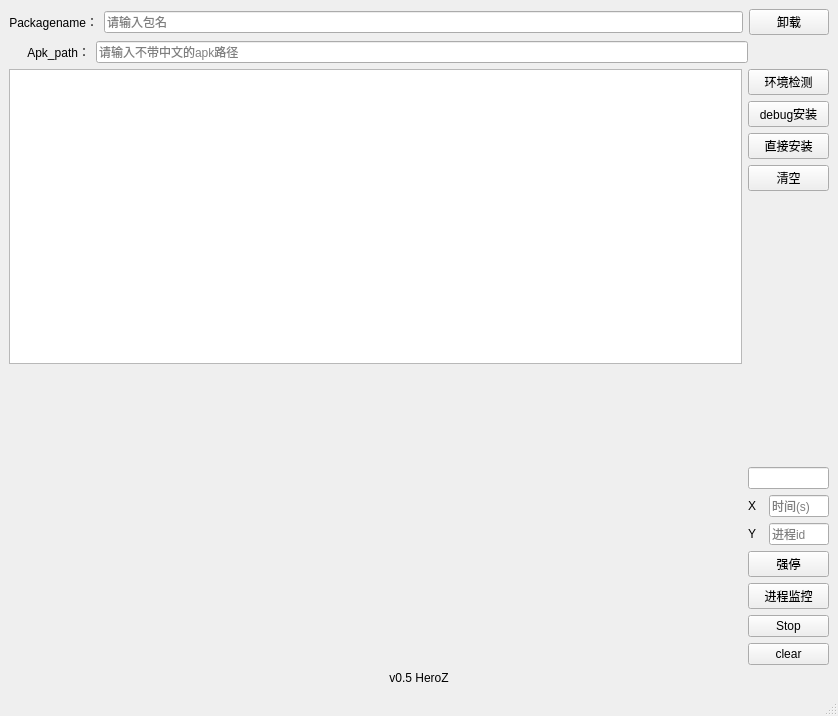
Old version of the form ui/newtoolui.ui in the repository HeroZ6/haiwaitest_tool.
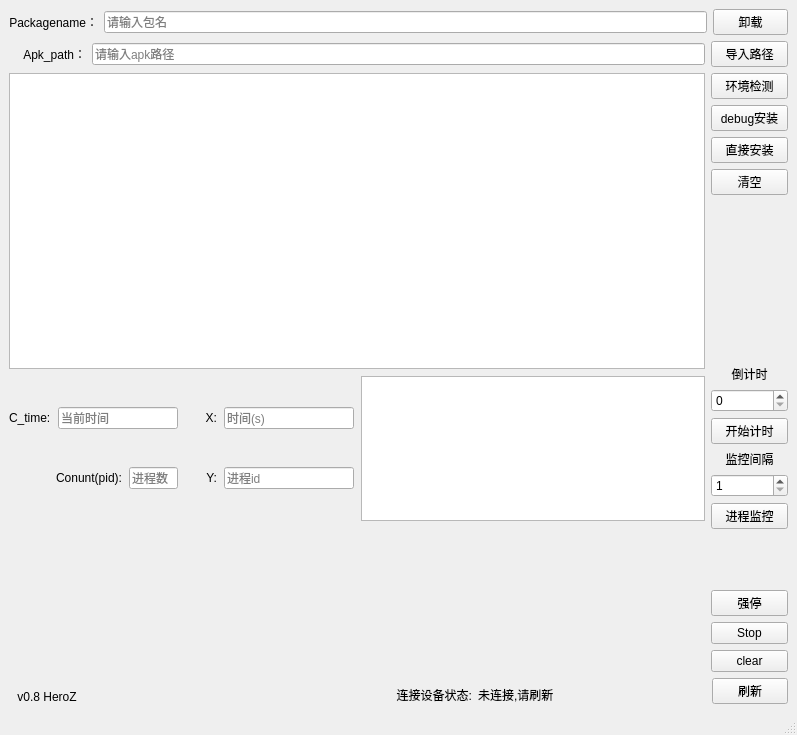
New version of the form. Custom widgets are drawn as their Qt base class.

Commit message: 1、修改整体布局，增加进程内容 2、增加包名自动获取两种方式 （1）针对规范渠道截取 （2）安装后反编译包自动获取 3、增加倒计时窗口，但功能未实现 4、增加设备连接状态。

Diff of the .ui file:
```diff
--- a/ui/newtoolui.ui
+++ b/ui/newtoolui.ui
@@ -6,17 +6,17 @@
    <rect>
     <x>0</x>
     <y>0</y>
-    <width>838</width>
-    <height>716</height>
+    <width>797</width>
+    <height>735</height>
    </rect>
   </property>
   <property name="windowTitle">
    <string>MainWindow</string>
   </property>
   <widget class="QWidget" name="centralwidget">
-   <layout class="QHBoxLayout" name="horizontalLayout" stretch="9">
+   <layout class="QHBoxLayout" name="horizontalLayout" stretch="0">
     <item>
-     <layout class="QVBoxLayout" name="outer_all">
+     <layout class="QVBoxLayout" name="outer_all" stretch="0,0,0,0">
       <item>
        <layout class="QHBoxLayout" name="package_2" stretch="1,8,1">
         <item>
@@ -66,29 +66,29 @@
         <item>
          <widget class="QLineEdit" name="apk_path">
           <property name="placeholderText">
-           <string>请输入不带中文的apk路径</string>
+           <string>请输入apk路径</string>
           </property>
          </widget>
         </item>
         <item>
-         <spacer name="horizontalSpacer_2">
-          <property name="orientation">
-           <enum>Qt::Horizontal</enum>
+         <widget class="QPushButton" name="auto_getpath">
+          <property name="sizePolicy">
+           <sizepolicy hsizetype="Ignored" vsizetype="Fixed">
+            <horstretch>0</horstretch>
+            <verstretch>0</verstretch>
+           </sizepolicy>
           </property>
-          <property name="sizeHint" stdset="0">
-           <size>
-            <width>40</width>
-            <height>20</height>
-           </size>
+          <property name="text">
+           <string>导入路径</string>
           </property>
-         </spacer>
+         </widget>
         </item>
        </layout>
       </item>
       <item>
        <layout class="QHBoxLayout" name="outerui_1" stretch="9,1">
         <item>
-         <layout class="QVBoxLayout" name="out_ui">
+         <layout class="QVBoxLayout" name="out_ui" stretch="1,1">
           <property name="spacing">
            <number>7</number>
           </property>
@@ -106,6 +106,150 @@
            </widget>
           </item>
           <item>
+           <layout class="QVBoxLayout" name="plot_layout" stretch="1,1">
+            <item>
+             <layout class="QHBoxLayout" name="plot_layin" stretch="1,1">
+              <item>
+               <layout class="QHBoxLayout" name="out_v" stretch="1,1">
+                <item>
+                 <layout class="QVBoxLayout" name="in_h2">
+                  <item>
+                   <layout class="QHBoxLayout" name="ime_in" stretch="2,8">
+                    <item>
+                     <widget class="QLabel" name="label_3">
+                      <property name="text">
+                       <string>C_time:</string>
+                      </property>
+                     </widget>
+                    </item>
+                    <item>
+                     <widget class="QLineEdit" name="time_line">
+                      <property name="sizePolicy">
+                       <sizepolicy hsizetype="Ignored" vsizetype="Fixed">
+                        <horstretch>0</horstretch>
+                        <verstretch>0</verstretch>
+                       </sizepolicy>
+                      </property>
+                      <property name="placeholderText">
+                       <string>当前时间</string>
+                      </property>
+                     </widget>
+                    </item>
+                   </layout>
+                  </item>
+                  <item>
+                   <layout class="QHBoxLayout" name="horizontalLayout_3" stretch="7,3">
+                    <item>
+                     <widget class="QLabel" name="label_4">
+                      <property name="sizePolicy">
+                       <sizepolicy hsizetype="Ignored" vsizetype="Preferred">
+                        <horstretch>0</horstretch>
+                        <verstretch>0</verstretch>
+                       </sizepolicy>
+                      </property>
+                      <property name="text">
+                       <string>Conunt(pid):</string>
+                      </property>
+                      <property name="alignment">
+                       <set>Qt::AlignRight|Qt::AlignTrailing|Qt::AlignVCenter</set>
+                      </property>
+                     </widget>
+                    </item>
+                    <item>
+                     <widget class="QLineEdit" name="pid_count">
+                      <property name="sizePolicy">
+                       <sizepolicy hsizetype="Ignored" vsizetype="Fixed">
+                        <horstretch>0</horstretch>
+                        <verstretch>0</verstretch>
+                       </sizepolicy>
+                      </property>
+                      <property name="placeholderText">
+                       <string>进程数</string>
+                      </property>
+                     </widget>
+                    </item>
+                   </layout>
+                  </item>
+                 </layout>
+                </item>
+                <item>
+                 <layout class="QVBoxLayout" name="in_h1">
+                  <item>
+                   <layout class="QHBoxLayout" name="X_value" stretch="2,8">
+                    <item>
+                     <widget class="QLabel" name="X">
+                      <property name="sizePolicy">
+                       <sizepolicy hsizetype="Ignored" vsizetype="Preferred">
+                        <horstretch>0</horstretch>
+                        <verstretch>0</verstretch>
+                       </sizepolicy>
+                      </property>
+                      <property name="text">
+                       <string>X:</string>
+                      </property>
+                      <property name="alignment">
+                       <set>Qt::AlignRight|Qt::AlignTrailing|Qt::AlignVCenter</set>
+                      </property>
+                     </widget>
+                    </item>
+                    <item>
+                     <widget class="QLineEdit" name="X_line">
+                      <property name="sizePolicy">
+                       <sizepolicy hsizetype="Ignored" vsizetype="Fixed">
+                        <horstretch>0</horstretch>
+                        <verstretch>0</verstretch>
+                       </sizepolicy>
+                      </property>
+                      <property name="placeholderText">
+                       <string>时间(s)</string>
+                      </property>
+                     </widget>
+                    </item>
+                   </layout>
+                  </item>
+                  <item>
+                   <layout class="QHBoxLayout" name="Y_value" stretch="2,8">
+                    <item>
+                     <widget class="QLabel" name="Y">
+                      <property name="sizePolicy">
+                       <sizepolicy hsizetype="Ignored" vsizetype="Preferred">
+                        <horstretch>0</horstretch>
+                        <verstretch>0</verstretch>
+                       </sizepolicy>
+                      </property>
+                      <property name="text">
+                       <string>Y:</string>
+                      </property>
+                      <property name="alignment">
+                       <set>Qt::AlignRight|Qt::AlignTrailing|Qt::AlignVCenter</set>
+                      </property>
+                     </widget>
+                    </item>
+                    <item>
+                     <widget class="QLineEdit" name="Y_line">
+                      <property name="sizePolicy">
+                       <sizepolicy hsizetype="Ignored" vsizetype="Fixed">
+                        <horstretch>0</horstretch>
+                        <verstretch>0</verstretch>
+                       </sizepolicy>
+                      </property>
+                      <property name="placeholderText">
+                       <string>进程id</string>
+                      </property>
+                     </widget>
+                    </item>
+                   </layout>
+                  </item>
+                 </layout>
+                </item>
+               </layout>
+              </item>
+              <item>
+               <widget class="QPlainTextEdit" name="proce_result"/>
+              </item>
+             </layout>
+            </item>
+            <item>
            <widget class="PlotWidget" name="historyPlot" native="true">
             <property name="sizePolicy">
              <sizepolicy hsizetype="Ignored" vsizetype="Preferred">
@@ -117,10 +261,12 @@
           </item>
          </layout>
         </item>
+         </layout>
+        </item>
         <item>
-         <layout class="QVBoxLayout" name="button_ui">
+         <layout class="QVBoxLayout" name="button_ui" stretch="1,3,1,1,1">
           <item>
-           <layout class="QVBoxLayout" name="verticalLayout" stretch="1,1,1,1,6,0,0,0,0">
+           <layout class="QVBoxLayout" name="num_in2">
             <item>
              <widget class="QPushButton" name="env_button">
               <property name="sizePolicy">
@@ -173,6 +319,8 @@
               </property>
              </widget>
             </item>
+           </layout>
+          </item>
             <item>
              <spacer name="verticalSpacer">
               <property name="orientation">
@@ -190,89 +338,77 @@
              </spacer>
             </item>
             <item>
-             <widget class="QLineEdit" name="time_line">
-              <property name="sizePolicy">
-               <sizepolicy hsizetype="Ignored" vsizetype="Fixed">
-                <horstretch>0</horstretch>
-                <verstretch>0</verstretch>
-               </sizepolicy>
-              </property>
-             </widget>
-            </item>
+           <layout class="QVBoxLayout" name="num_in" stretch="1,1,1,1,1,0">
             <item>
-             <layout class="QHBoxLayout" name="X_value" stretch="2,8">
-              <item>
-               <widget class="QLabel" name="X">
+             <widget class="QLabel" name="label_6">
                 <property name="sizePolicy">
-                 <sizepolicy hsizetype="Ignored" vsizetype="Preferred">
+               <sizepolicy hsizetype="Preferred" vsizetype="Fixed">
                   <horstretch>0</horstretch>
                   <verstretch>0</verstretch>
                  </sizepolicy>
                 </property>
                 <property name="text">
-                 <string>X</string>
-                </property>
+               <string>倒计时</string>
+              </property>
+              <property name="alignment">
+               <set>Qt::AlignBottom|Qt::AlignHCenter</set>
+              </property>
                </widget>
               </item>
               <item>
-               <widget class="QLineEdit" name="X_line">
+             <widget class="QSpinBox" name="down_num">
                 <property name="sizePolicy">
-                 <sizepolicy hsizetype="Ignored" vsizetype="Fixed">
+               <sizepolicy hsizetype="Minimum" vsizetype="Fixed">
                   <horstretch>0</horstretch>
                   <verstretch>0</verstretch>
                  </sizepolicy>
                 </property>
-                <property name="placeholderText">
-                 <string>时间(s)</string>
+              <property name="minimum">
+               <number>0</number>
                 </property>
                </widget>
               </item>
-             </layout>
-            </item>
             <item>
-             <layout class="QHBoxLayout" name="Y_value" stretch="2,8">
-              <item>
-               <widget class="QLabel" name="Y">
+             <widget class="QPushButton" name="start_time">
                 <property name="sizePolicy">
-                 <sizepolicy hsizetype="Ignored" vsizetype="Preferred">
+               <sizepolicy hsizetype="Ignored" vsizetype="Fixed">
                   <horstretch>0</horstretch>
                   <verstretch>0</verstretch>
                  </sizepolicy>
                 </property>
                 <property name="text">
-                 <string>Y</string>
+               <string>开始计时</string>
                 </property>
                </widget>
               </item>
               <item>
-               <widget class="QLineEdit" name="Y_line">
+             <widget class="QLabel" name="label_5">
                 <property name="sizePolicy">
-                 <sizepolicy hsizetype="Ignored" vsizetype="Fixed">
+               <sizepolicy hsizetype="Preferred" vsizetype="Fixed">
                   <horstretch>0</horstretch>
                   <verstretch>0</verstretch>
                  </sizepolicy>
                 </property>
-                <property name="placeholderText">
-                 <string>进程id</string>
-                </property>
-               </widget>
-              </item>
-             </layout>
-            </item>
+              <property name="text">
+               <string>监控间隔</string>
+              </property>
+              <property name="alignment">
+               <set>Qt::AlignCenter</set>
+              </property>
+             </widget>
+            </item>
             <item>
-             <widget class="QPushButton" name="force_stop">
+             <widget class="QSpinBox" name="interval">
               <property name="sizePolicy">
-               <sizepolicy hsizetype="Ignored" vsizetype="Fixed">
+               <sizepolicy hsizetype="Minimum" vsizetype="Fixed">
                 <horstretch>0</horstretch>
                 <verstretch>0</verstretch>
                </sizepolicy>
               </property>
-              <property name="text">
-               <string>强停</string>
+              <property name="minimum">
+               <number>1</number>
               </property>
              </widget>
-            </item>
-           </layout>
           </item>
           <item>
            <widget class="QPushButton" name="process_start">
@@ -287,6 +423,36 @@
             </property>
            </widget>
           </item>
+           </layout>
+          </item>
+          <item>
+           <spacer name="verticalSpacer_2">
+            <property name="orientation">
+             <enum>Qt::Vertical</enum>
+            </property>
+            <property name="sizeHint" stdset="0">
+             <size>
+              <width>20</width>
+              <height>40</height>
+             </size>
+            </property>
+           </spacer>
+          </item>
+          <item>
+           <layout class="QVBoxLayout" name="num_3" stretch="0,0,0">
+            <item>
+             <widget class="QPushButton" name="force_stop">
+              <property name="sizePolicy">
+               <sizepolicy hsizetype="Ignored" vsizetype="Fixed">
+                <horstretch>0</horstretch>
+                <verstretch>0</verstretch>
+               </sizepolicy>
+              </property>
+              <property name="text">
+               <string>强停</string>
+              </property>
+             </widget>
+            </item>
           <item>
            <widget class="QPushButton" name="stop_button">
             <property name="sizePolicy">
@@ -317,15 +483,69 @@
         </item>
        </layout>
       </item>
+       </layout>
+      </item>
+      <item>
+       <layout class="QHBoxLayout" name="bottom_tip" stretch="1,5,3,1">
       <item>
        <widget class="QLabel" name="version">
         <property name="text">
-         <string>v0.5 HeroZ</string>
+           <string>v0.8 HeroZ</string>
         </property>
         <property name="alignment">
-         <set>Qt::AlignCenter</set>
-        </property>
-       </widget>
+           <set>Qt::AlignBottom|Qt::AlignHCenter</set>
+          </property>
+         </widget>
+        </item>
+        <item>
+         <widget class="QLabel" name="device_tip">
+          <property name="text">
+           <string>连接设备状态:</string>
+          </property>
+          <property name="textFormat">
+           <enum>Qt::RichText</enum>
+          </property>
+          <property name="alignment">
+           <set>Qt::AlignBottom|Qt::AlignRight|Qt::AlignTrailing</set>
+          </property>
+         </widget>
+        </item>
+        <item>
+         <widget class="QLabel" name="device_info">
+          <property name="text">
+           <string>未连接,请刷新</string>
+          </property>
+          <property name="textFormat">
+           <enum>Qt::RichText</enum>
+          </property>
+          <property name="alignment">
+           <set>Qt::AlignBottom|Qt::AlignLeading|Qt::AlignLeft</set>
+          </property>
+          <property name="wordWrap">
+           <bool>false</bool>
+          </property>
+          <property name="margin">
+           <number>0</number>
+          </property>
+          <property name="buddy">
+           <cstring></cstring>
+          </property>
+         </widget>
+        </item>
+        <item>
+         <widget class="QPushButton" name="refresh">
+          <property name="sizePolicy">
+           <sizepolicy hsizetype="Ignored" vsizetype="Fixed">
+            <horstretch>0</horstretch>
+            <verstretch>0</verstretch>
+           </sizepolicy>
+          </property>
+          <property name="text">
+           <string>刷新</string>
+          </property>
+         </widget>
+        </item>
+       </layout>
       </item>
      </layout>
     </item>
```
Left out of the diff: 2 changed lines with no effect on the pictures. Lines whose indentation alone changed are shown as unchanged. The commit also changes 2 other files.
